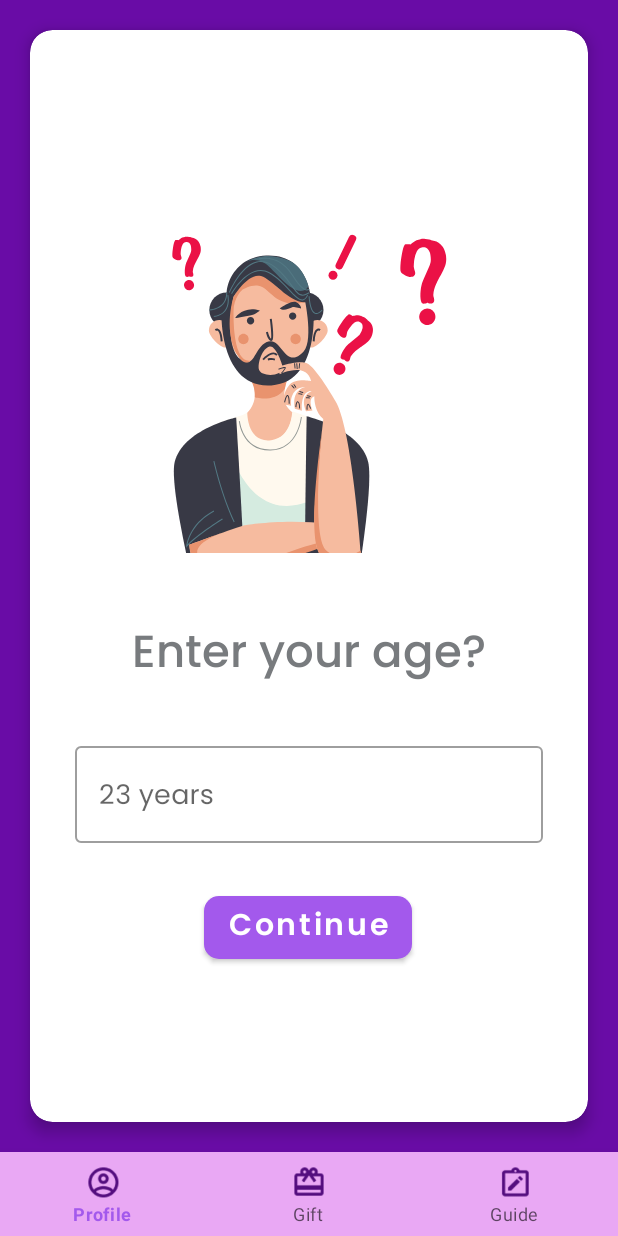
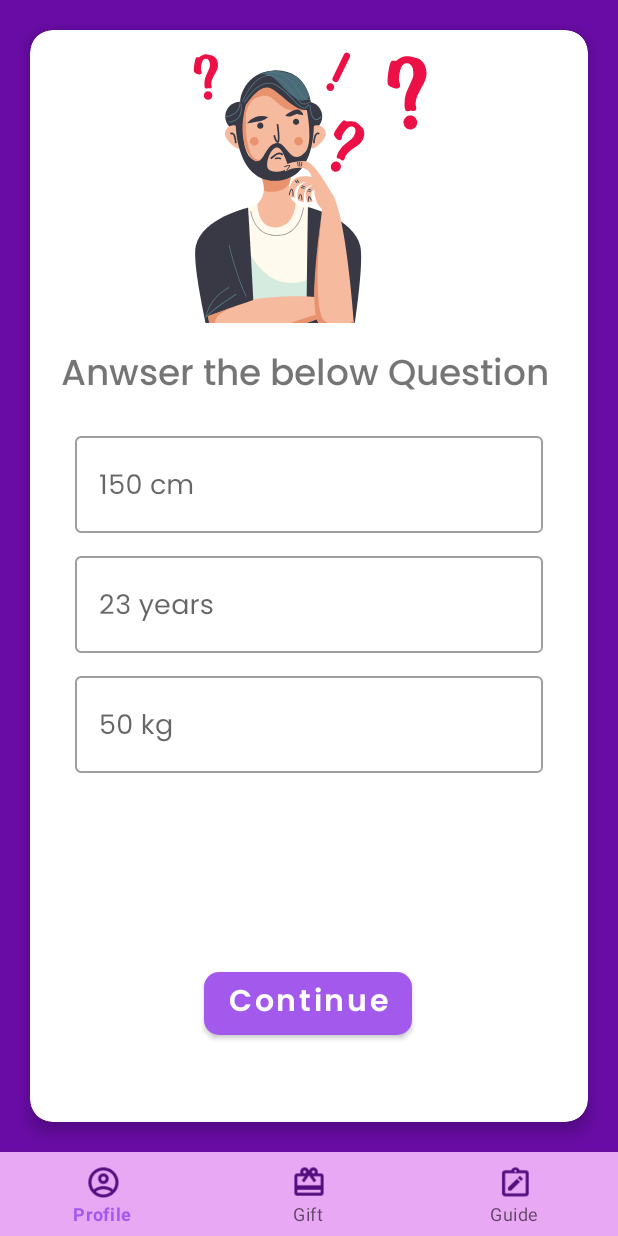
Before and after one commit to sanchayitapurkayastha/Fit-It, an Android app: the fragment AllQuestions placed in its activity, on a phone screen of 412 x 824 dp. Run offline under Robolectric (Android 15) with nearby library versions, the phone set to English and light mode, and no system bars; Roboto replaces fonts that are not available here.

Commit message:
new question fragment created with all qiestion together

```diff
--- a/app/src/main/java/com/example/firebaselogin/fitit/AgeFragment.java
+++ b/app/src/main/java/com/example/firebaselogin/fitit/AllQuestions.java
@@ -17,9 +17,9 @@ import com.google.android.material.textfield.TextInputLayout;
  * Use the  factory method to
  * create an instance of this fragment.
  */
-public class AgeFragment extends Fragment {
+public class AllQuestions extends Fragment {
 
-    public AgeFragment() {
+    public AllQuestions() {
         // Required empty public constructor
     }
 
@@ -29,29 +29,30 @@ public class AgeFragment extends Fragment {
         // TODO: Rename and change types of parameters
     }
 
-    private TextInputLayout age;
+    private TextInputLayout height,age,weight;
     @Override
     public View onCreateView(LayoutInflater inflater, ViewGroup container,
                              Bundle savedInstanceState) {
-        // Inflate the layout for this fragment
-        View view=inflater.inflate(R.layout.fragment_age,container,false);
+        View view=inflater.inflate(R.layout.fragmnet_allquestions,container,false);
+        height=(TextInputLayout)view.findViewById(R.id.height);
         age=(TextInputLayout)view.findViewById(R.id.age);
+        weight=(TextInputLayout)view.findViewById(R.id.weight);
         Button b2 = (Button) view.findViewById(R.id.button2);
         b2.setOnClickListener(v -> {
             FragmentTransaction fr=getFragmentManager().beginTransaction();
-            fr.replace(R.id.fragment_container,new WeightFragment());
+            fr.replace(R.id.fragment_container,new SizeAnswer());
             fr.addToBackStack(null).commit();
-            Bundle bundle = new Bundle();
-            bundle.putString("AGE", age.getEditText().getText().toString());
-
-            FragmentManager fragmentManager = getActivity().getSupportFragmentManager();
-            FragmentTransaction fragmentTransaction = fragmentManager.beginTransaction();
-
-            SizeAnswer sizeAnswer = new SizeAnswer();
-            sizeAnswer.setArguments(bundle);
-
-            fragmentTransaction.replace(R.id.fragment_container,sizeAnswer );
-            fragmentTransaction.commit();
+//            Bundle bundle = new Bundle();
+//            bundle.putString("AGE", age.getEditText().getText().toString());
+//
+//            FragmentManager fragmentManager = getActivity().getSupportFragmentManager();
+//            FragmentTransaction fragmentTransaction = fragmentManager.beginTransaction();
+//
+//            SizeAnswer sizeAnswer = new SizeAnswer();
+//            sizeAnswer.setArguments(bundle);
+//
+//            fragmentTransaction.replace(R.id.fragment_container,sizeAnswer );
+//            fragmentTransaction.commit();
         });
         return  view;
     }
--- a/app/src/main/java/com/example/firebaselogin/fitit/Home_page.java
+++ b/app/src/main/java/com/example/firebaselogin/fitit/Home_page.java
@@ -1,7 +1,6 @@
 package com.example.firebaselogin.fitit;
 
 import android.annotation.SuppressLint;
-import android.content.Intent;
 import android.os.Bundle;
 import android.view.View;
 import android.widget.Button;
@@ -66,7 +65,7 @@ public class Home_page extends AppCompatActivity implements View.OnClickListener
 
     @Override
     public void onClick(View v) {
-        Fragment selectedFragment= new QuestionForItemFragment();
+        Fragment selectedFragment= new AllQuestions();
          getSupportFragmentManager().beginTransaction().replace(R.id.fragment_container,selectedFragment).addToBackStack(null).commit();
     }
 }
--- a/app/src/main/java/com/example/firebaselogin/fitit/QuestionForItemFragment.java
+++ b/app/src/main/java/com/example/firebaselogin/fitit/QuestionForItemFragment.java
@@ -34,7 +34,7 @@ public class QuestionForItemFragment extends Fragment {
 
         b1.setOnClickListener(v -> {
             FragmentTransaction fr=getFragmentManager().beginTransaction();
-            fr.replace(R.id.fragment_container,new AgeFragment());
+            fr.replace(R.id.fragment_container,new AllQuestions());
             fr.addToBackStack(null).commit();
             Bundle bundle = new Bundle();
             bundle.putString("HEIGHT", height.getEditText().getText().toString());
--- a/app/src/main/java/com/example/firebaselogin/fitit/WeightFragment.java
+++ b/app/src/main/java/com/example/firebaselogin/fitit/WeightFragment.java
@@ -23,9 +23,9 @@ public class WeightFragment extends Fragment {
         weight=(TextInputLayout)view.findViewById(R.id.weight);
         Button b3 = (Button) view.findViewById(R.id.button3);
         b3.setOnClickListener(v -> {
-            FragmentTransaction fr=getFragmentManager().beginTransaction();
-            fr.replace(R.id.fragment_container,new SizeAnswer());
-            fr.addToBackStack(null).commit();
+//            FragmentTransaction fr=getFragmentManager().beginTransaction();
+//            fr.replace(R.id.fragment_container,new ItemListFragment());
+//            fr.addToBackStack(null).commit();
 
             Bundle bundle = new Bundle();
             bundle.putString("WEIGHT", weight.getEditText().getText().toString());
--- a/app/src/main/res/layout/fragment_age.xml
+++ b/app/src/main/res/layout/fragmnet_allquestions.xml
@@ -5,7 +5,7 @@
     android:layout_width="match_parent"
     android:layout_height="match_parent"
     android:background="@color/medium_purple"
-    tools:context=".AgeFragment">
+    tools:context=".AllQuestions">
 
     <androidx.constraintlayout.widget.ConstraintLayout
         android:layout_width="match_parent"
@@ -33,34 +33,39 @@
 
                 <com.airbnb.lottie.LottieAnimationView
                     android:id="@+id/animation"
-                    android:layout_width="230dp"
-                    android:layout_height="230dp"
+                    android:layout_width="219dp"
+                    android:layout_height="195dp"
                     android:layout_centerInParent="false"
                     android:layout_centerHorizontal="true"
-                    android:layout_marginTop="20dp"
-                    app:layout_constraintBottom_toTopOf="@+id/textView"
+                    android:layout_marginBottom="30dp"
+                    app:layout_constraintBottom_toTopOf="@+id/height"
                     app:layout_constraintEnd_toEndOf="parent"
-                    app:layout_constraintHorizontal_bias="0.497"
                     app:layout_constraintStart_toStartOf="parent"
                     app:layout_constraintTop_toTopOf="parent"
-                    app:layout_constraintVertical_bias="0.696"
                     app:lottie_autoPlay="true"
                     app:lottie_fileName="thinking.json"
                     app:lottie_loop="true" />
 
-                <TextView
-                    android:id="@+id/textView"
-                    android:layout_width="wrap_content"
+                <com.google.android.material.textfield.TextInputLayout
+                    android:id="@+id/height"
+                    style="@style/Widget.MaterialComponents.TextInputLayout.OutlinedBox"
+                    android:layout_width="match_parent"
                     android:layout_height="wrap_content"
-                    android:fontFamily="@font/poppins_medium"
-                    android:text="Enter your age?"
-                    android:textColor="#787B7E"
-                    android:textSize="30dp"
-                    app:layout_constraintBottom_toBottomOf="parent"
+                    android:layout_marginStart="30dp"
+                    android:layout_marginTop="70dp"
+                    android:layout_marginEnd="30dp"
+                    android:hint="150 cm"
                     app:layout_constraintEnd_toEndOf="parent"
                     app:layout_constraintStart_toStartOf="parent"
-                    app:layout_constraintTop_toTopOf="parent"
-                    app:layout_constraintVertical_bias="0.579" />
+                    app:layout_constraintTop_toBottomOf="@+id/animation">
+
+                    <com.google.android.material.textfield.TextInputEditText
+                        android:layout_width="match_parent"
+                        android:layout_height="wrap_content"
+                        android:fontFamily="@font/poppins_regular"
+                        android:inputType="number"
+                        android:textSize="18dp" />
+                </com.google.android.material.textfield.TextInputLayout>
 
                 <com.google.android.material.textfield.TextInputLayout
                     android:id="@+id/age"
@@ -68,12 +73,33 @@
                     android:layout_width="match_parent"
                     android:layout_height="wrap_content"
                     android:layout_marginStart="30dp"
+                    android:layout_marginTop="10dp"
                     android:layout_marginEnd="30dp"
                     android:hint="23 years"
-                    app:layout_constraintBottom_toTopOf="@+id/button2"
                     app:layout_constraintEnd_toEndOf="parent"
                     app:layout_constraintStart_toStartOf="parent"
-                    app:layout_constraintTop_toBottomOf="@+id/textView">
+                    app:layout_constraintTop_toBottomOf="@+id/height">
+
+                    <com.google.android.material.textfield.TextInputEditText
+                        android:layout_width="match_parent"
+                        android:layout_height="wrap_content"
+                        android:fontFamily="@font/poppins_regular"
+                        android:inputType="number"
+                        android:textSize="18dp" />
+                </com.google.android.material.textfield.TextInputLayout>
+
+                <com.google.android.material.textfield.TextInputLayout
+                    android:id="@+id/weight"
+                    style="@style/Widget.MaterialComponents.TextInputLayout.OutlinedBox"
+                    android:layout_width="match_parent"
+                    android:layout_height="wrap_content"
+                    android:layout_marginStart="30dp"
+                    android:layout_marginTop="10dp"
+                    android:layout_marginEnd="30dp"
+                    android:hint="50 kg"
+                    app:layout_constraintEnd_toEndOf="parent"
+                    app:layout_constraintStart_toStartOf="parent"
+                    app:layout_constraintTop_toBottomOf="@+id/age">
 
                     <com.google.android.material.textfield.TextInputEditText
                         android:layout_width="match_parent"
@@ -87,6 +113,7 @@
                     android:id="@+id/button2"
                     android:layout_width="wrap_content"
                     android:layout_height="wrap_content"
+                    android:layout_marginBottom="52dp"
                     android:fontFamily="@font/poppins_semibold"
                     android:text="Continue"
                     android:textAllCaps="false"
@@ -98,6 +125,19 @@
                     app:layout_constraintStart_toStartOf="parent"
                     app:layout_constraintTop_toBottomOf="@+id/textView"
                     app:layout_constraintVertical_bias="0.556" />
+
+                <TextView
+                    android:id="@+id/textView2"
+                    android:layout_width="wrap_content"
+                    android:layout_height="wrap_content"
+                    android:fontFamily="@font/poppins_medium"
+                    android:text="Anwser the below Question "
+                    android:textSize="24sp"
+                    app:layout_constraintBottom_toTopOf="@+id/height"
+                    app:layout_constraintEnd_toEndOf="parent"
+                    app:layout_constraintStart_toStartOf="parent"
+                    app:layout_constraintTop_toBottomOf="@+id/animation" />
+
             </androidx.constraintlayout.widget.ConstraintLayout>
 
         </com.google.android.material.card.MaterialCardView>
```
